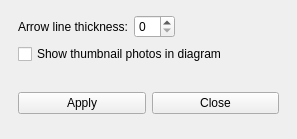
Old version of the form gui/preferenceswindow.ui in the repository martinvanzijl/genealogy-maker.
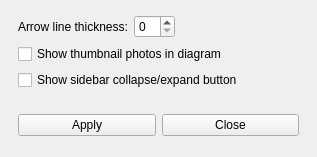
New version of the form.

Commit message: Allow collapse sidebar. [Issue #56]

Diff of the .ui file:
```diff
--- a/gui/preferenceswindow.ui
+++ b/gui/preferenceswindow.ui
@@ -6,8 +6,8 @@
    <rect>
     <x>0</x>
     <y>0</y>
-    <width>297</width>
-    <height>139</height>
+    <width>317</width>
+    <height>157</height>
    </rect>
   </property>
   <property name="windowTitle">
@@ -53,6 +53,13 @@
          </property>
         </widget>
        </item>
+       <item row="2" column="0" colspan="2">
+        <widget class="QCheckBox" name="checkBoxShowCollapseButton">
+         <property name="text">
+          <string>Show sidebar collapse/expand button</string>
+         </property>
+        </widget>
+       </item>
       </layout>
      </widget>
     </item>
```
The commit also changes 5 other files.
